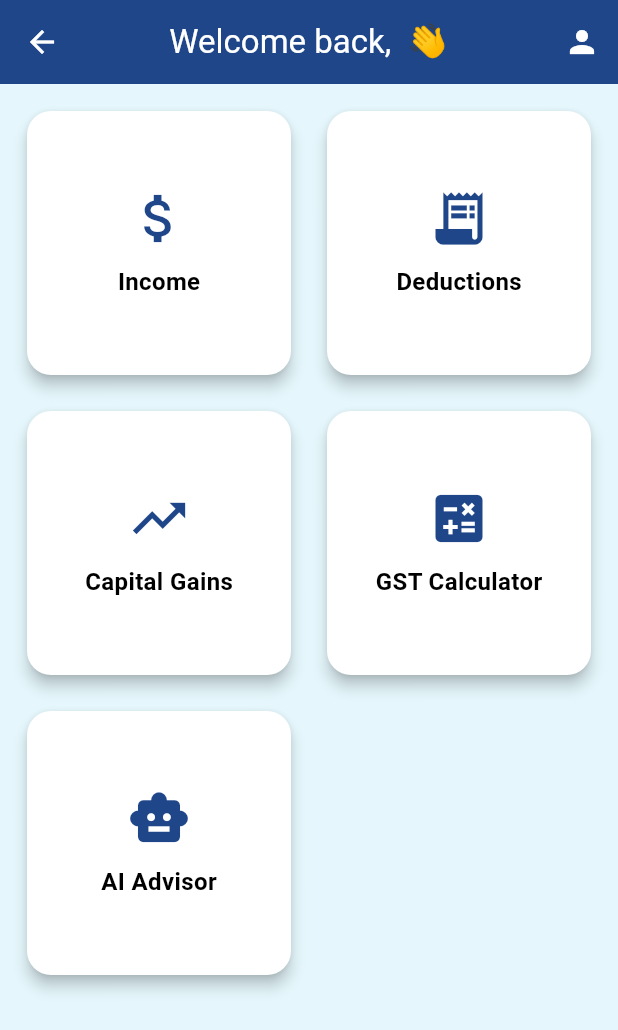
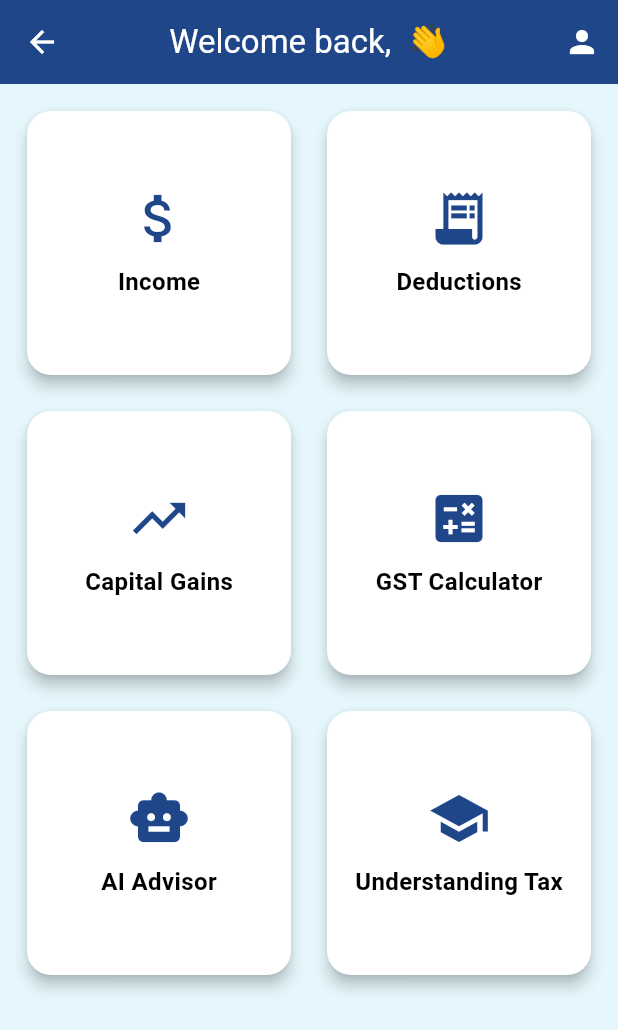
Before and after one commit to tanishullas04/Finora, a Flutter app: the HomeScreen screen opened by its route, on a phone screen of 412 x 824 dp. Shown: the top 1030 px of the screen. Run offline on Flutter 3.47's test engine with Material 3 defaults, Android fonts, the phone set to English and light mode, and no system bars; our stand-ins replace cloud_firestore, file_picker, firebase_auth, firebase_core, lottie, pdf and 1 more; accounts and stored records are empty.

Commit message:
Add Understanding Tax Terms page to home screen

```diff
--- a/lib/main.dart
+++ b/lib/main.dart
@@ -15,6 +15,7 @@ import 'screens/ai_advice.dart';
 import 'screens/summary.dart';
 import 'screens/profile_edit.dart';
 import 'screens/recommendations.dart';
+import 'screens/tax_glossary.dart';
 
 void main() async {
   WidgetsFlutterBinding.ensureInitialized();
@@ -88,6 +89,7 @@ class TaxApp extends StatelessWidget {
         '/profile': (_) => const ProfileEditScreen(),
         '/recommendations': (_) => const RecommendationsScreen(),
         '/ai_advice': (_) => const AiAdviceScreen(),
+        '/understanding_tax': (_) => const UnderstandingTaxScreen(),
       },
     );
   }
--- a/lib/screens/home.dart
+++ b/lib/screens/home.dart
@@ -28,6 +28,11 @@ class _HomeScreenState extends State<HomeScreen>
       "icon": Icons.calculate,
     },
     {"title": "AI Advisor", "route": "/ai_advice", "icon": Icons.smart_toy},
+    {
+      "title": "Understanding Tax",
+      "route": "/understanding_tax",
+      "icon": Icons.school,
+    },
   ];
 
   @override
```
Also changed, not shown: lib/screens/tax_glossary.dart (renamed from lib/screens/understanding_tax.dart).
